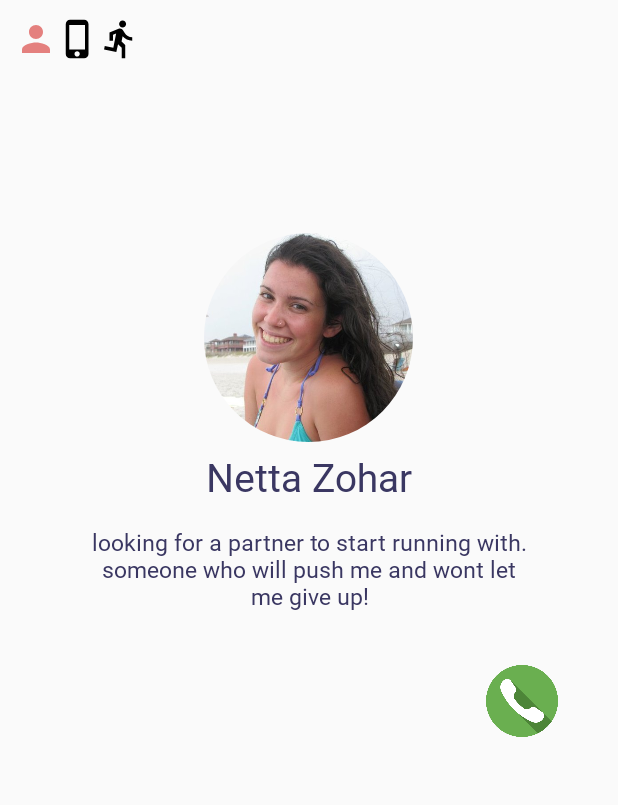
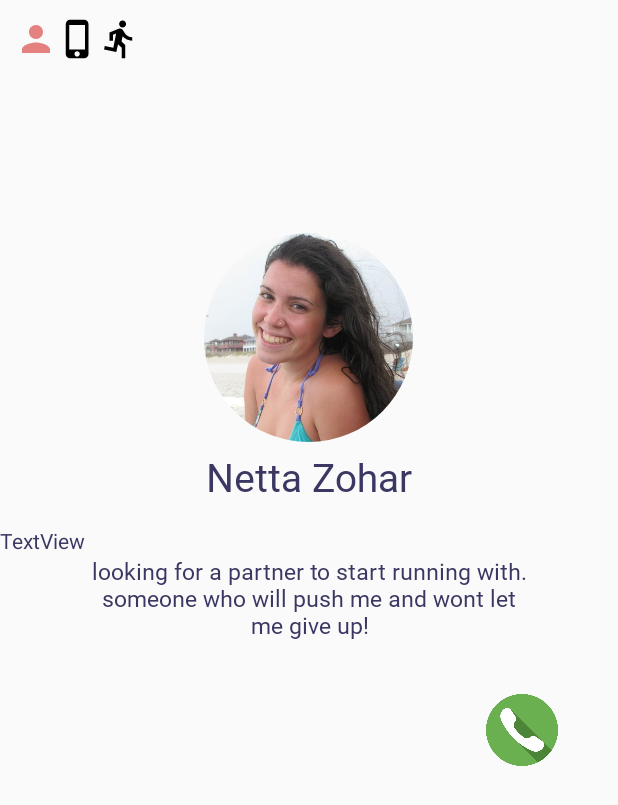
Before and after one commit to MeitalPeer77/MyApplication3, an Android app: the pop screen opened directly, with no data from a screen before it, after a tap on "CONTACT", on a phone screen of 412 x 824 dp. Shown: the top 805 px of the screen. Run offline under Robolectric (Android 15) with nearby library versions, the light colour scheme and no system bars; our stand-ins replace CircleImageView; pictures from the network do not load.

Commit message:
profile gallery

```diff
--- a/app/src/main/AndroidManifest.xml
+++ b/app/src/main/AndroidManifest.xml
@@ -15,7 +15,7 @@
             android:name=".partners_list"
             android:label="@string/title_activity_partners_list"
             android:theme="@style/AppTheme.NoActionBar"></activity>
-        <activity android:name=".profile_others" />
+        <activity android:name=".ProfileGallery" />
         <activity
             android:name=".SettingsActivity"
             android:label="@string/title_activity_settings"
--- /dev/null
+++ b/app/src/main/java/com/example/myapplication3/ProfileGallery.java
@@ -0,0 +1,42 @@
+package com.example.myapplication3;
+
+import android.support.v7.app.AppCompatActivity;
+import android.os.Bundle;
+import android.widget.ImageView;
+import android.widget.TextView;
+
+import com.bumptech.glide.Glide;
+
+public class ProfileGallery extends AppCompatActivity {
+
+    @Override
+    protected void onCreate(Bundle savedInstanceState) {
+        super.onCreate(savedInstanceState);
+        setContentView(R.layout.activity_profile_others_gallery);
+        getIncomingIntent();
+    }
+
+    private void getIncomingIntent(){
+        if(getIntent().hasExtra("image") && getIntent().hasExtra("profile name") && getIntent().hasExtra("distance")){
+            String imageUrl = getIntent().getStringExtra("image");
+            String name = getIntent().getStringExtra("profile name");
+            String distance = getIntent().getStringExtra("distance");
+
+            setProfileContent(imageUrl, name, distance);
+        }
+    }
+    private void setProfileContent(String imageUrl, String profileName, String profileDistance){
+        TextView name = findViewById(R.id.profile_other_name);
+        name.setText(profileName);
+
+        TextView distance = findViewById(R.id.profile_other_distance);
+        distance.setText(profileDistance);
+
+        ImageView image = findViewById(R.id.profile_other_image);
+        Glide.with(this)
+                .asBitmap()
+                .load(imageUrl)
+                .into(image);
+
+    }
+}
--- a/app/src/main/java/com/example/myapplication3/partners_list.java
+++ b/app/src/main/java/com/example/myapplication3/partners_list.java
@@ -19,6 +19,7 @@ public class partners_list extends AppCompatActivity {
     private ArrayList<String> mImageUrls = new ArrayList<>();
     private ArrayList<String> mDistance = new ArrayList<>();
     private ArrayList<String> mPace = new ArrayList<>();
+    private ArrayList<String> mInfo = new ArrayList<>();
     private Button matchButton;
     private Button profileButton;
 
@@ -54,12 +55,14 @@ public class partners_list extends AppCompatActivity {
         mNames.add("Nathaniel Tavisal");
         mDistance.add("3.1");
         mPace.add("6");
+        mInfo.add("info 1");
 
 
         mImageUrls.add("https://scontent.ftlv6-1.fna.fbcdn.net/v/t1.0-9/314570_2286081785515_743884461_n.jpg?_nc_cat=108&_nc_ht=scontent.ftlv6-1.fna&oh=72538202dcbfa0c5da9f3f8aeb3b8435&oe=5D75FC76");
         mNames.add("Meital Peer");
         mDistance.add("1.5");
         mPace.add("5");
+        mInfo.add("info 2");
 
         mImageUrls.add("https://scontent.ftlv6-1.fna.fbcdn.net/v/t31.0-8/21122579_1833916359957237_6719538012298659073_o.jpg?_nc_cat=109&_nc_ht=scontent.ftlv6-1.fna&oh=b0fd68b0be099e148062a31a3d20a348&oe=5D2AC9E7");
         mNames.add("Shira Weitman");
--- a/app/src/main/java/com/example/myapplication3/pop.java
+++ b/app/src/main/java/com/example/myapplication3/pop.java
@@ -43,7 +43,7 @@ public class pop extends Activity {
 
     public void MainProfile(){
         // Create an Intent to start the second activity
-        Intent loginIntent = new Intent(this, profile_others.class);
+        Intent loginIntent = new Intent(this, ProfileGallery.class);
 
         // Start the new activity.
         startActivity(loginIntent);
--- a/app/src/main/java/com/example/myapplication3/profile_others.java
+++ /dev/null
@@ -1,13 +0,0 @@
-package com.example.myapplication3;
-
-import android.support.v7.app.AppCompatActivity;
-import android.os.Bundle;
-
-public class profile_others extends AppCompatActivity {
-
-    @Override
-    protected void onCreate(Bundle savedInstanceState) {
-        super.onCreate(savedInstanceState);
-        setContentView(R.layout.activity_profile_others);
-    }
-}
--- a/app/src/main/res/layout/activity_profile_others.xml
+++ b/app/src/main/res/layout/activity_profile_others_gallery.xml
@@ -27,15 +27,17 @@
 
 
         <de.hdodenhof.circleimageview.CircleImageView
+
             android:layout_width="150dp"
             android:layout_height="150dp"
-            android:id="@+id/profile_image"
+            android:id="@+id/profile_other_image"
             android:padding="5dp"
             android:src="@drawable/netta"
             android:paddingBottom="15dp"
             />
 
         <TextView
+            android:id="@+id/profile_other_name"
             android:layout_width="wrap_content"
             android:layout_height="wrap_content"
             android:layout_centerInParent="true"
@@ -48,7 +50,15 @@
 
 
         <TextView
+            android:id="@+id/profile_other_distance"
+            android:layout_width="match_parent"
+            android:layout_height="wrap_content"
+            android:text="TextView" />
+
+        <TextView
             android:layout_width="300dp"
+            android:id="@+id/profile_other_info"
+
             android:layout_height="wrap_content"
             android:layout_centerInParent="true"
             android:gravity="center"
```
Also changed, not shown: app/src/main/java/com/example/myapplication3/RecyclerViewAdapter.java (+18 -16 lines).
